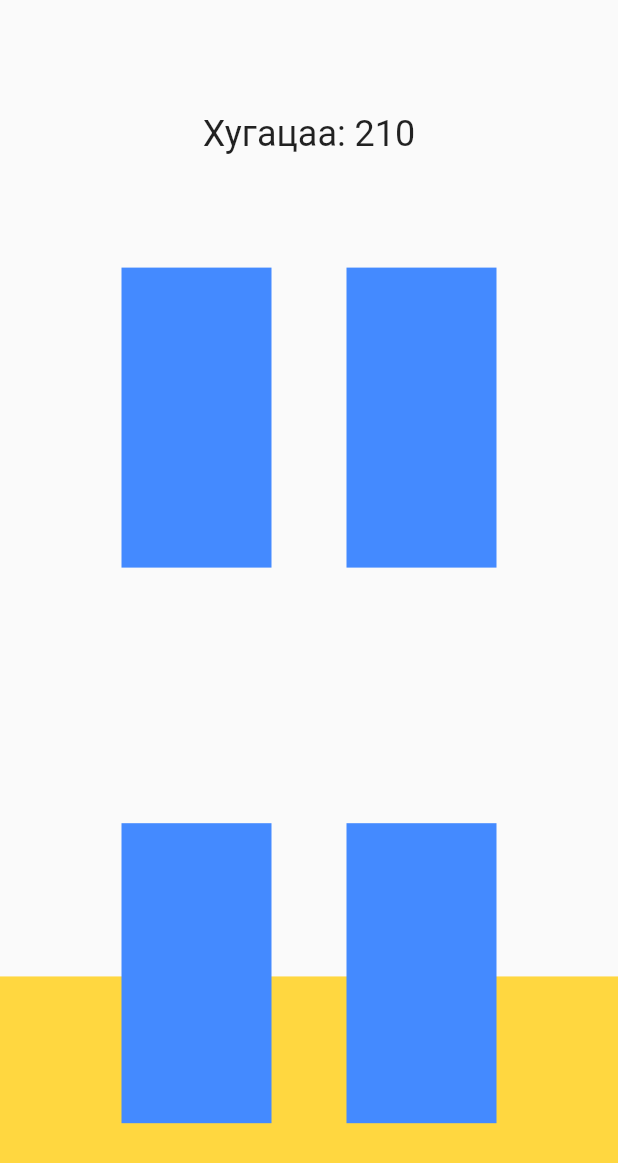
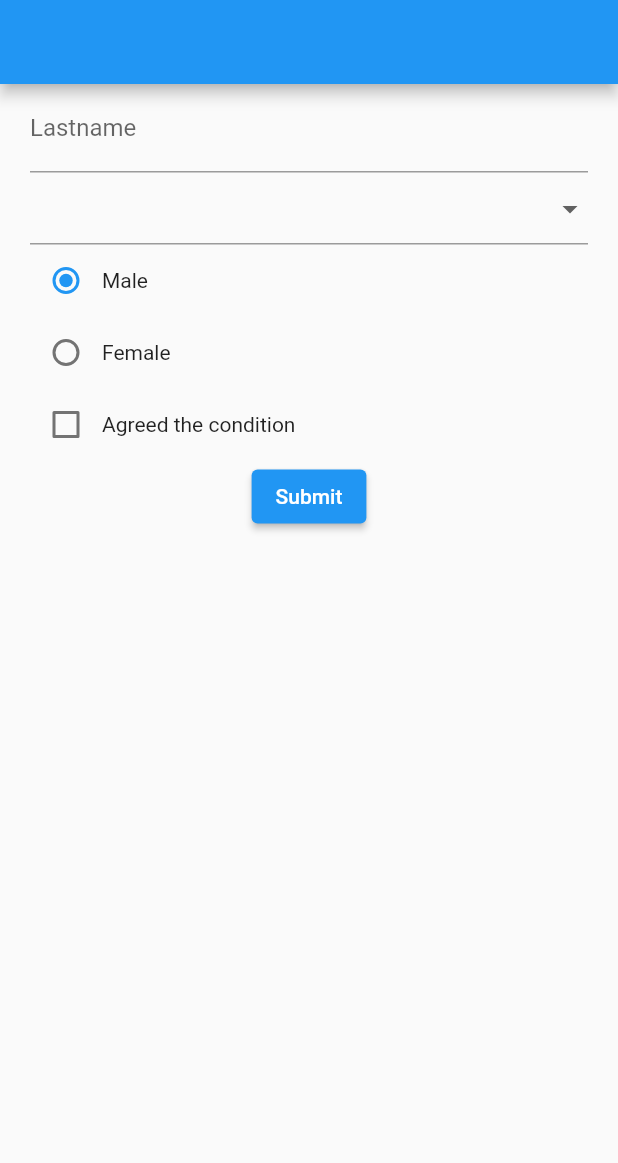
Before and after one commit to binderiyats/flutter-and-more, a Flutter app: the screen it shows after launch, on a phone screen of 412 x 824 dp. Shown: the top 1163 px of the screen. Run offline on Flutter 3.47's test engine with Material 2 defaults, Android fonts, the phone set to English and light mode, and no system bars.

Commit message:
done for today

```diff
--- /dev/null
+++ b/lib/form_page.dart
@@ -0,0 +1,116 @@
+import 'package:flutter/material.dart';
+import 'package:flutter/src/foundation/key.dart';
+import 'package:flutter/src/widgets/framework.dart';
+
+class FormPage extends StatefulWidget {
+  const FormPage({Key? key}) : super(key: key);
+
+  @override
+  State<FormPage> createState() => _FormPageState();
+}
+
+class _FormPageState extends State<FormPage> {
+  final formKey = GlobalKey<FormState>();
+  final lastNameController = TextEditingController();
+  GenderEnum gender = GenderEnum.male;
+  bool isChecked = false;
+
+  void onSubmit() {
+    if (formKey.currentState!.validate()) {
+      ScaffoldMessenger.of(context).showSnackBar(SnackBar(
+        content: Text(lastNameController.text),
+      ));
+    }
+  }
+
+  @override
+  Widget build(BuildContext context) {
+    return Scaffold(
+      appBar: AppBar(),
+      body: Center(
+          child: Form(
+        key: formKey,
+        child: Padding(
+          padding: EdgeInsets.symmetric(horizontal: 20),
+          child: Column(
+            children: [
+              TextFormField(
+                validator: (value) {
+                  if (value == null || value.isEmpty) {
+                    return "required";
+                  }
+                  return null;
+                },
+                controller: lastNameController,
+                decoration: InputDecoration(
+                  label: Text("Lastname"),
+                  hintText: "Adam",
+                ),
+              ),
+              DropdownButtonFormField(
+                items: List.generate(
+                  5,
+                  (index) => DropdownMenuItem(
+                    value: index,
+                    child: Text("A"),
+                  ),
+                ),
+                onChanged: (value) {},
+              ),
+              Row(
+                children: [
+                  Radio(
+                      value: GenderEnum.male,
+                      groupValue: gender,
+                      onChanged: (value) {
+                        setState(() {
+                          gender = value as GenderEnum;
+                          // print(value);
+                        });
+                      }),
+                  Text("Male"),
+                ],
+              ),
+              Row(
+                children: [
+                  Radio(
+                      value: GenderEnum.female,
+                      groupValue: gender,
+                      onChanged: (value) {
+                        setState(() {
+                          gender = value as GenderEnum;
+                          print(gender);
+                        });
+                      }),
+                  Text("Female"),
+                ],
+              ),
+              Row(
+                children: [
+                  Checkbox(
+                      value: isChecked,
+                      onChanged: (val) {
+                        setState(() {
+                          isChecked = !isChecked;
+                        });
+                      }),
+                  Text("Agreed the condition"),
+                ],
+              ),
+              ElevatedButton(
+                onPressed: onSubmit,
+                child: Text("Submit"),
+              )
+            ],
+          ),
+        ),
+      )),
+    );
+  }
+}
+
+enum GenderEnum {
+  male,
+  female,
+  other;
+}
--- a/lib/home_page.dart
+++ b/lib/home_page.dart
@@ -1,7 +1,9 @@
-import 'dart:async';
-
-import 'package:first_app/cart.dart';
+import 'package:first_app/login_page.dart';
+import 'package:first_app/routes.dart';
+import 'package:first_app/tile_page.dart';
 import 'package:flutter/material.dart';
+import 'package:flutter/src/foundation/key.dart';
+import 'package:flutter/src/widgets/framework.dart';
 
 class HomePage extends StatefulWidget {
   const HomePage({Key? key}) : super(key: key);
@@ -11,128 +13,60 @@ class HomePage extends StatefulWidget {
 }
 
 class _HomePageState extends State<HomePage> {
-  final List<String> _cardList = ['A', "10", "J", "K"];
-  Timer? _timerController;
-  List<String> _showedCardList = [];
-  int _timer = 1000;
+  bool loading = false;
+  void onLoginPage() {
+    Navigator.pushNamed(
+      context,
+      RouteNames.loginPage.route,
+    );
+  }
 
-  @override
-  void initState() {
-    super.initState();
-    _cardList.shuffle();
-    _timerController = Timer.periodic(Duration(milliseconds: 10), (timer) {
-      if (_timer > 0)
-        setState(() {
-          _timer = _timer - 1;
-        });
+  void onSubmit() {
+    setState(() {
+      ScaffoldMessenger.of(context).clearSnackBars();
+      ScaffoldMessenger.of(context).showSnackBar(SnackBar(
+        content: Text("This is snack bar"),
+        action: SnackBarAction(
+          label: "Close",
+          onPressed: () => ScaffoldMessenger.of(context).clearSnackBars(),
+        ),
+      ));
     });
   }
 
-  void onClickCard(String title) {
-    if (title == "A") {
-      _timerController?.cancel();
-    }
+  void onTapTile(String title) {
     setState(() {
-      _showedCardList.add(title);
+      Navigator.push(
+          context, MaterialPageRoute(builder: (_) => TilePage(title)));
     });
   }
 
   @override
   Widget build(BuildContext context) {
-    final height = MediaQuery.of(context).size.height;
     return Scaffold(
-        body: Stack(children: [
-      Align(
-        alignment: Alignment.bottomCenter,
-        child: Container(
-          height: height * _timer / 1000,
-          color: Colors.amberAccent,
+      appBar: AppBar(title: Text("Home Page")),
+      body: Center(
+        child: ListView.builder(
+          itemBuilder: ((context, index) => ListTile(
+                title: Text("$index"),
+                leading: Icon(Icons.face),
+                trailing: Icon(Icons.chevron_right),
+                onTap: () => onTapTile("$index"),
+                style: ListTileStyle.list,
+              )),
         ),
       ),
-      Column(
-        mainAxisAlignment: MainAxisAlignment.spaceEvenly,
-        children: [
-          Text(
-            "Хугацаа: $_timer",
-            style: TextStyle(fontSize: 24),
-          ),
-          Row(
-            mainAxisAlignment: MainAxisAlignment.center,
-            children: [
-              MyCard(
-                _cardList[0],
-                onTap: onClickCard,
-                active: _showedCardList.contains(_cardList[0]),
-              ),
-              SizedBox(
-                width: 50,
-              ),
-              MyCard(
-                _cardList[1],
-                onTap: onClickCard,
-                active: _showedCardList.contains(_cardList[1]),
-              )
-            ],
-          ),
-          SizedBox(height: 20),
-          Row(
-            mainAxisAlignment: MainAxisAlignment.center,
-            children: [
-              MyCard(
-                _cardList[2],
-                onTap: onClickCard,
-                active: _showedCardList.contains(_cardList[2]),
-              ),
-              SizedBox(
-                width: 50,
-              ),
-              MyCard(
-                _cardList[3],
-                onTap: onClickCard,
-                active: _showedCardList.contains(_cardList[3]),
-              )
-            ],
-          )
-        ],
-      )
-    ]));
+    );
   }
 }
 
-// Component
 
-// class MyText extends StatelessWidget {
-//   String title;
-
-//   MyText(this.title);
-//   @override
-//   Widget build(BuildContext context) {
-//     return Text(title);
-//   }
-// }
-
-// Stateless Widget
-
-// class HomePage extends StatelessWidget {
-//   String title = "Initial";
-
-//   void setTitle() {
-//     title = "hi";
-//   }
-
-//   @override
-//   Widget build(BuildContext context) {
-//     return Scaffold(
-//       body: Column(
-//         mainAxisAlignment: MainAxisAlignment.center,
-//         children: [
-//           Text(title),
+// Column(mainAxisAlignment: MainAxisAlignment.center, children: [
+//           IconButton(
+//               onPressed: onSubmit,
+//               icon: Icon(Icons.facebook, color: Colors.blueAccent, size: 40)),
 //           ElevatedButton(
-//             onPressed: () => setTitle(),
-//             child: Text("To Change"),
-//           ),
-//         ],
-//       ),
-//     );
-//   }
-// }
+//               onPressed: () => onLoginPage(), child: Text("go to Login page")),
+//           Text("Home Page"),
+//           if (loading) CircularProgressIndicator()
+//         ]),
--- a/lib/main.dart
+++ b/lib/main.dart
@@ -1,4 +1,7 @@
+import 'package:first_app/card_page.dart';
+import 'package:first_app/form_page.dart';
 import 'package:first_app/home_page.dart';
+import 'package:first_app/routes.dart';
 import 'package:flutter/material.dart';
 
 void main() {
@@ -11,7 +14,10 @@ class MyApp extends StatelessWidget {
   @override
   Widget build(BuildContext context) {
     return MaterialApp(
-      home: HomePage(),
+      // home: CardPage(),
+      // home: HomePage(),
+      home: FormPage(),
+      routes: Routes().routes,
     );
   }
 }
--- /dev/null
+++ b/lib/routes.dart
@@ -0,0 +1,29 @@
+import 'package:first_app/home_page.dart';
+import 'package:first_app/login_page.dart';
+import 'package:first_app/register_page.dart';
+import 'package:flutter/material.dart';
+
+enum RouteNames {
+  homePage,
+  loginPage,
+  registerPage;
+
+  String get route {
+    switch (this) {
+      case RouteNames.homePage:
+        return "home";
+      case RouteNames.loginPage:
+        return "login";
+      case RouteNames.registerPage:
+        return "register";
+    }
+  }
+}
+
+class Routes {
+  var routes = <String, WidgetBuilder>{
+    RouteNames.homePage.route: (_) => HomePage(),
+    RouteNames.loginPage.route: (_) => LoginPage(),
+    RouteNames.registerPage.route: (_) => RegisterPage(),
+  };
+}
```
Also changed, not shown: lib/card_page.dart (added, +138 -0 lines), lib/login_page.dart (added, +28 -0 lines), lib/register_page.dart (added, +25 -0 lines), lib/tile_page.dart (added, +17 -0 lines).
